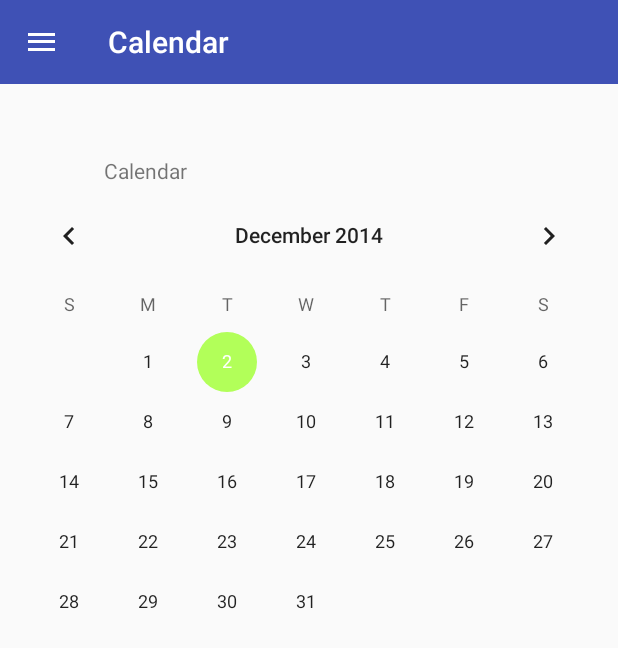
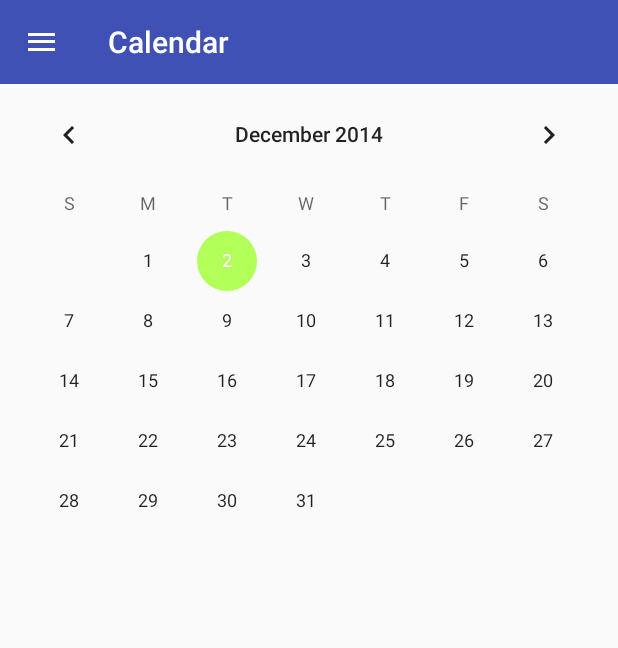
Before and after one commit to jdjinredmond/AppleMaps11.9, an Android app: the fragment CalendarFragment placed in its activity, on a phone screen of 412 x 824 dp. Shown: the top 648 px of the screen. Run offline under Robolectric (Android 15) with nearby library versions, the phone set to English and light mode, and no system bars.

Commit message:
fixed up the calender.. ish...

```diff
--- a/app/src/main/res/layout/fragment_calendar.xml
+++ b/app/src/main/res/layout/fragment_calendar.xml
@@ -14,22 +14,10 @@
         android:layout_width = "match_parent"
         android:layout_height = "match_parent">
 
-        <TextView
-            android:layout_width = "wrap_content"
-            android:layout_height = "wrap_content"
-            android:layout_alignParentLeft = "true"
-            android:layout_alignParentStart = "true"
-            android:layout_alignParentTop = "true"
-            android:layout_marginLeft = "69dp"
-            android:layout_marginTop = "48dp"
-            android:text = "@string/calendar"
-            android:id="@+id/textView" />
-
         <CalendarView
             android:layout_width="wrap_content"
-            android:layout_height="wrap_content"
+            android:layout_height="1000dp"
             android:id="@+id/calendarView"
-            android:layout_below="@+id/textView"
             android:layout_alignParentLeft="true"
             android:layout_alignParentStart="true"
             android:layout_alignParentRight="true"
```
